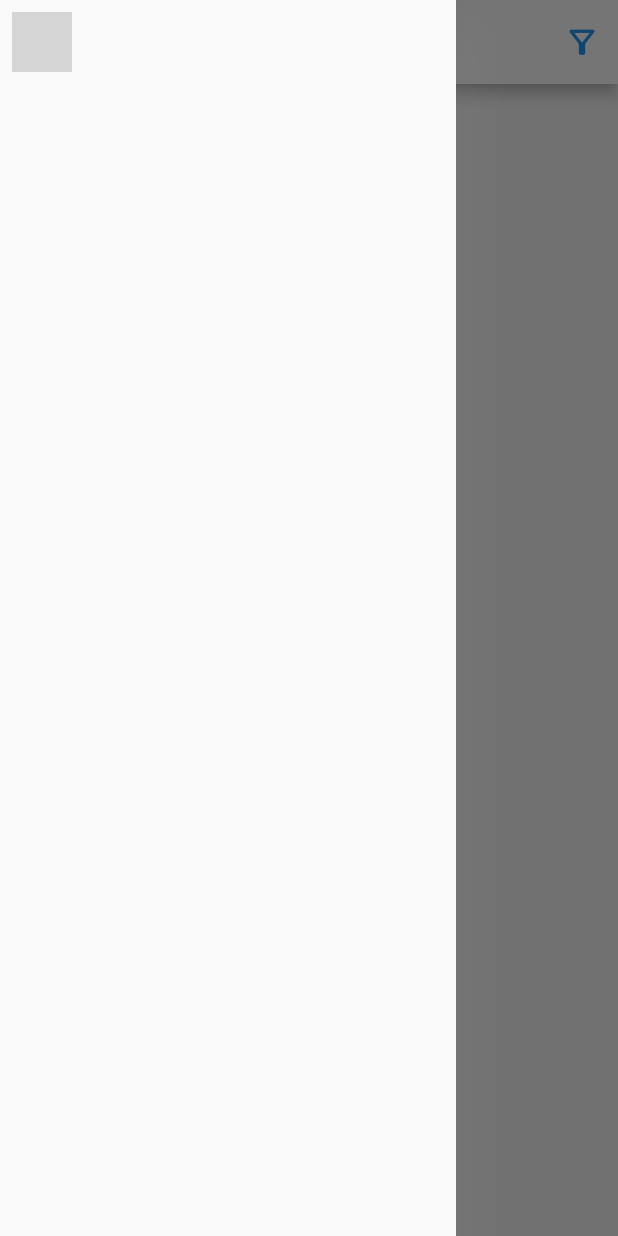
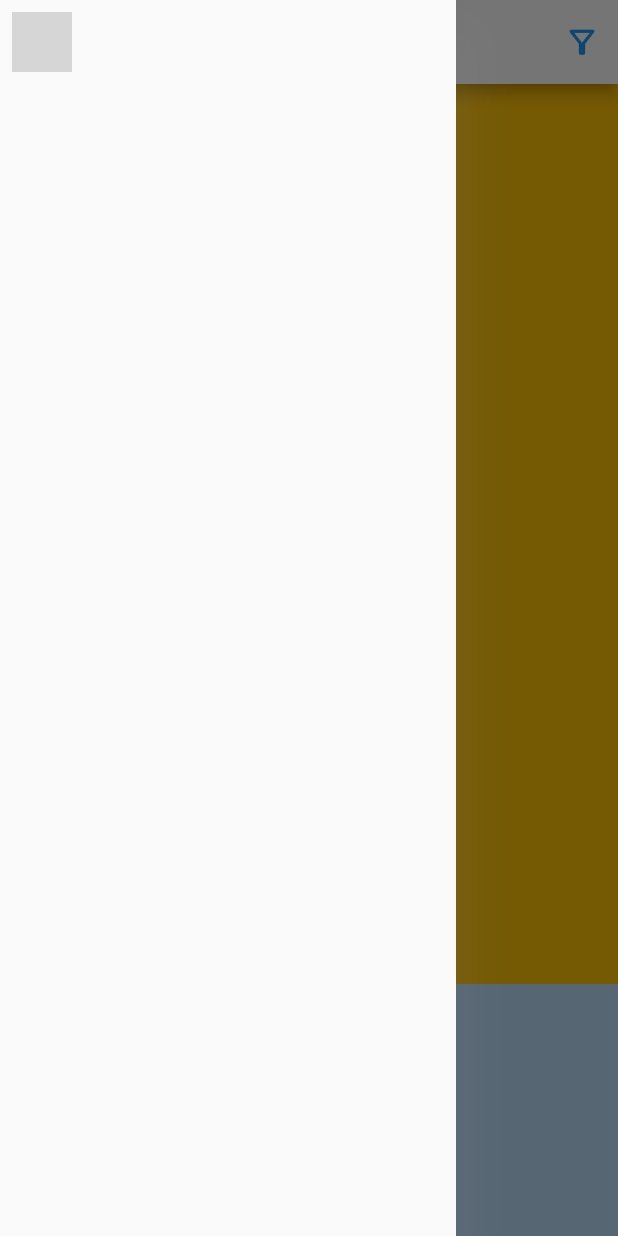
Before and after one commit to speaq-app/speaq, a Flutter app: the HomePage screen opened by its route, with the side drawer open, on a phone screen of 412 x 824 dp. Run offline on Flutter 3.47's test engine with Material 2 defaults, Android fonts, the phone set to English and light mode, and no system bars; our stand-ins replace connectivity_plus, google_fonts, internet_connection_checker, page_transition; network calls fail; grey boxes are pictures that could not be loaded.

```diff
--- a/frontend/lib/pages/base/home/home_page.dart
+++ b/frontend/lib/pages/base/home/home_page.dart
@@ -10,9 +10,48 @@ class HomePage extends StatefulWidget {
 }
 
 class _HomePageState extends State<HomePage> {
+  bool _showBackToTopButton = false;
+  late ScrollController _scrollController;
+
+  @override
+  void initState() {
+    _scrollController = ScrollController()
+      ..addListener(() {
+        setState(() {
+          if (_scrollController.offset >= 400) {
+            _showBackToTopButton = true;
+          } else {
+            _showBackToTopButton = false;
+          }
+        });
+      });
+    super.initState();
+  }
+
+  @override
+  void dispose() {
+    _scrollController.dispose();
+    super.dispose();
+  }
+
   @override
   Widget build(BuildContext context) => Scaffold(
         appBar: AppBar(
+            title: Center(
+              child: InkWell(
+                onTap: () {
+                  _scrollController.animateTo(0,
+                      duration: const Duration(seconds: 1),
+                      curve: Curves.linear);
+                },
+                child: Image.asset(
+                  'assets/images/logo/logo.speaq.png',
+                  height: 60,
+                  width: 60,
+                  alignment: Alignment.center,
+                ),
+              ),
+            ),
             backgroundColor: Colors.white,
             elevation: 4.0,
             actions: [
@@ -33,5 +72,37 @@ class _HomePageState extends State<HomePage> {
                   ));
             })),
         drawer: const UserMenu(),
+        body: SingleChildScrollView(
+          controller: _scrollController,
+          child: Column(
+            children: [
+              // add a bunch of containers to make the screen longer
+              Container(
+                height: 600,
+                color: Colors.amber,
+              ),
+              Container(
+                height: 600,
+                color: Colors.blue[100],
+              ),
+              Container(
+                height: 600,
+                color: Colors.red[200],
+              ),
+              Container(
+                height: 600,
+                color: Colors.orange,
+              ),
+              Container(
+                height: 600,
+                color: Colors.yellow,
+              ),
+              Container(
+                height: 1200,
+                color: Colors.lightGreen,
+              ),
+            ],
+          ),
+        ),
       );
 }
--- a/frontend/pubspec.yaml
+++ b/frontend/pubspec.yaml
@@ -72,6 +72,10 @@ flutter:
   # assets:
   #   - images/a_dot_burr.jpeg
   #   - images/a_dot_ham.jpeg
+  assets:
+    - assets/images/
+    - assets/images/logo/
+    - assets/images/logo/logo.speaq.png
 
   # An image asset can refer to one or more resolution-specific "variants", see
   # https://flutter.dev/assets-and-images/#resolution-aware.
```
Also changed, not shown: frontend/assets/images/logo/logo.speaq.png (added), frontend/pubspec.lock.
